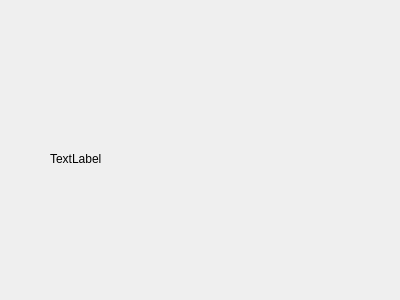
Above: pogoda.ui from wiacekmarcin/js before the change. Below: the same form after it.
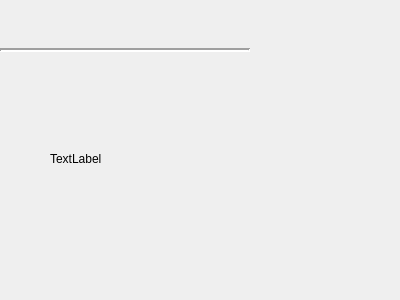
That is the form after the change.

```diff
--- a/pogoda.ui
+++ b/pogoda.ui
@@ -31,14 +31,34 @@
     <rect>
      <x>0</x>
      <y>0</y>
-     <width>251</width>
-     <height>41</height>
+     <width>250</width>
+     <height>40</height>
     </rect>
    </property>
    <property name="text">
     <string/>
    </property>
   </widget>
+  <widget class="Line" name="line">
+   <property name="geometry">
+    <rect>
+     <x>0</x>
+     <y>42</y>
+     <width>250</width>
+     <height>16</height>
+    </rect>
+   </property>
+   <property name="styleSheet">
+    <string notr="true">color:rgb(145, 148, 148); size:5pt
+</string>
+   </property>
+   <property name="lineWidth">
+    <number>2</number>
+   </property>
+   <property name="orientation">
+    <enum>Qt::Horizontal</enum>
+   </property>
+  </widget>
  </widget>
  <resources/>
  <connections/>
```
